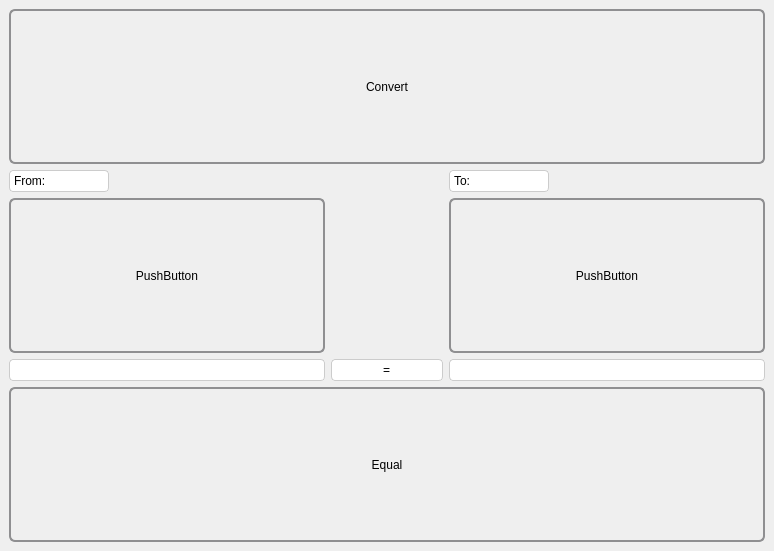
The window that GUI (Qt)/Assignment 19/unit convertor/main.ui (Amirreza1h1/Pylearn) describes before a commit, drawn with Qt 5.
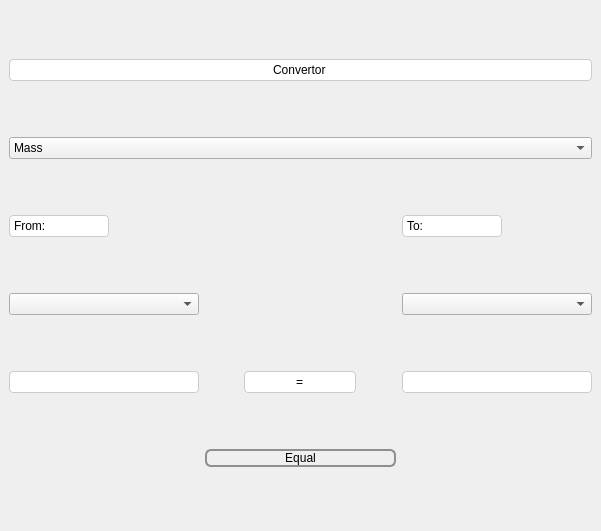
The same window after the commit.

Diff of the .ui file:
```diff
--- a/GUI (Qt)/Assignment 19/unit convertor/main.ui
+++ b/GUI (Qt)/Assignment 19/unit convertor/main.ui
@@ -6,8 +6,8 @@
    <rect>
     <x>0</x>
     <y>0</y>
-    <width>774</width>
-    <height>551</height>
+    <width>601</width>
+    <height>531</height>
    </rect>
   </property>
   <property name="windowTitle">
@@ -53,78 +53,72 @@
   </property>
   <widget class="QWidget" name="centralwidget">
    <layout class="QGridLayout" name="gridLayout">
-    <item row="2" column="2">
-     <widget class="QPushButton" name="pushButton_2">
+    <item row="1" column="0" colspan="3">
+     <widget class="QComboBox" name="Type_box">
       <property name="sizePolicy">
-       <sizepolicy hsizetype="Minimum" vsizetype="Expanding">
+       <sizepolicy hsizetype="Expanding" vsizetype="Maximum">
         <horstretch>0</horstretch>
         <verstretch>0</verstretch>
        </sizepolicy>
+      </property>
+      <item>
+       <property name="text">
+        <string>Mass</string>
+       </property>
+      </item>
+      <item>
+       <property name="text">
+        <string>Length</string>
+       </property>
+      </item>
+      <item>
+       <property name="text">
+        <string>Temperature</string>
+       </property>
+      </item>
+      <item>
+       <property name="text">
+        <string>Volume</string>
+       </property>
+      </item>
+     </widget>
+    </item>
+    <item row="0" column="0" colspan="3">
+     <widget class="QLineEdit" name="lineEdit_6">
+      <property name="sizePolicy">
+       <sizepolicy hsizetype="Expanding" vsizetype="Maximum">
+        <horstretch>0</horstretch>
+        <verstretch>0</verstretch>
+       </sizepolicy>
+      </property>
+      <property name="layoutDirection">
+       <enum>Qt::LayoutDirection::LeftToRight</enum>
+      </property>
+      <property name="styleSheet">
+       <string notr="true"/>
       </property>
       <property name="text">
-       <string>PushButton</string>
+       <string>Convertor</string>
+      </property>
+      <property name="alignment">
+       <set>Qt::AlignmentFlag::AlignCenter</set>
+      </property>
+      <property name="readOnly">
+       <bool>true</bool>
       </property>
      </widget>
     </item>
     <item row="4" column="0">
-     <widget class="QLineEdit" name="lineEdit">
+     <widget class="QComboBox" name="From_box">
       <property name="sizePolicy">
-       <sizepolicy hsizetype="Expanding" vsizetype="Minimum">
+       <sizepolicy hsizetype="Minimum" vsizetype="Maximum">
         <horstretch>0</horstretch>
         <verstretch>0</verstretch>
        </sizepolicy>
       </property>
      </widget>
     </item>
-    <item row="2" column="0">
-     <widget class="QPushButton" name="pushButton">
-      <property name="sizePolicy">
-       <sizepolicy hsizetype="Minimum" vsizetype="MinimumExpanding">
-        <horstretch>0</horstretch>
-        <verstretch>0</verstretch>
-       </sizepolicy>
-      </property>
-      <property name="text">
-       <string>PushButton</string>
-      </property>
-     </widget>
-    </item>
-    <item row="1" column="0">
-     <widget class="QLineEdit" name="lineEdit_3">
-      <property name="maximumSize">
-       <size>
-        <width>100</width>
-        <height>16777215</height>
-       </size>
-      </property>
-      <property name="text">
-       <string>From:</string>
-      </property>
-      <property name="readOnly">
-       <bool>true</bool>
-      </property>
-     </widget>
-    </item>
-    <item row="4" column="2">
-     <widget class="QLineEdit" name="lineEdit_2"/>
-    </item>
-    <item row="1" column="2">
-     <widget class="QLineEdit" name="lineEdit_4">
-      <property name="maximumSize">
-       <size>
-        <width>100</width>
-        <height>16777215</height>
-       </size>
-      </property>
-      <property name="text">
-       <string>To:</string>
-      </property>
-      <property name="readOnly">
-       <bool>true</bool>
-      </property>
-     </widget>
-    </item>
-    <item row="4" column="1" alignment="Qt::AlignmentFlag::AlignHCenter|Qt::AlignmentFlag::AlignVCenter">
+    <item row="6" column="1" alignment="Qt::AlignmentFlag::AlignHCenter|Qt::AlignmentFlag::AlignVCenter">
      <widget class="QLineEdit" name="lineEdit_5">
       <property name="sizePolicy">
        <sizepolicy hsizetype="Minimum" vsizetype="Fixed">
@@ -146,10 +140,69 @@
       </property>
      </widget>
     </item>
-    <item row="9" column="0" colspan="3">
+    <item row="3" column="2">
+     <widget class="QLineEdit" name="lineEdit_4">
+      <property name="maximumSize">
+       <size>
+        <width>100</width>
+        <height>16777215</height>
+       </size>
+      </property>
+      <property name="text">
+       <string>To:</string>
+      </property>
+      <property name="readOnly">
+       <bool>true</bool>
+      </property>
+     </widget>
+    </item>
+    <item row="3" column="0">
+     <widget class="QLineEdit" name="lineEdit_3">
+      <property name="maximumSize">
+       <size>
+        <width>100</width>
+        <height>16777215</height>
+       </size>
+      </property>
+      <property name="text">
+       <string>From:</string>
+      </property>
+      <property name="readOnly">
+       <bool>true</bool>
+      </property>
+     </widget>
+    </item>
+    <item row="6" column="2">
+     <widget class="QLineEdit" name="To_output">
+      <property name="readOnly">
+       <bool>true</bool>
+      </property>
+     </widget>
+    </item>
+    <item row="4" column="2">
+     <widget class="QComboBox" name="To_box">
+      <property name="sizePolicy">
+       <sizepolicy hsizetype="Minimum" vsizetype="Maximum">
+        <horstretch>0</horstretch>
+        <verstretch>0</verstretch>
+       </sizepolicy>
+      </property>
+     </widget>
+    </item>
+    <item row="6" column="0">
+     <widget class="QLineEdit" name="From_input">
+      <property name="sizePolicy">
+       <sizepolicy hsizetype="Expanding" vsizetype="Minimum">
+        <horstretch>0</horstretch>
+        <verstretch>0</verstretch>
+       </sizepolicy>
+      </property>
+     </widget>
+    </item>
+    <item row="7" column="1">
      <widget class="QPushButton" name="pushButton_3">
       <property name="sizePolicy">
-       <sizepolicy hsizetype="Minimum" vsizetype="Expanding">
+       <sizepolicy hsizetype="Expanding" vsizetype="Maximum">
         <horstretch>0</horstretch>
         <verstretch>0</verstretch>
        </sizepolicy>
@@ -159,19 +212,6 @@
       </property>
      </widget>
     </item>
-    <item row="0" column="0" colspan="3">
-     <widget class="QPushButton" name="pushButton_4">
-      <property name="sizePolicy">
-       <sizepolicy hsizetype="Minimum" vsizetype="Expanding">
-        <horstretch>0</horstretch>
-        <verstretch>0</verstretch>
-       </sizepolicy>
-      </property>
-      <property name="text">
-       <string>Convert</string>
-      </property>
-     </widget>
-    </item>
    </layout>
   </widget>
  </widget>
```
